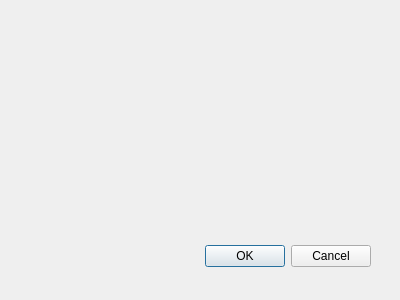
mefest/qChat_client, file win_connect.ui: the form before one commit.
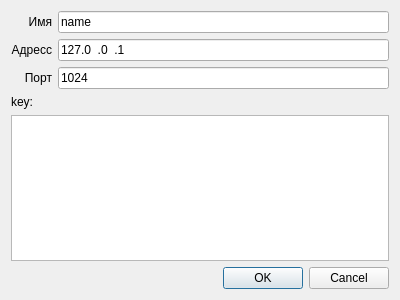
The form after the commit.

```diff
--- a/win_connect.ui
+++ b/win_connect.ui
@@ -15,22 +15,100 @@
   <property name="windowTitle">
    <string>Dialog</string>
   </property>
-  <widget name="buttonBox" class="QDialogButtonBox">
-   <property name="geometry">
-    <rect>
-     <x>30</x>
-     <y>240</y>
-     <width>341</width>
-     <height>32</height>
-    </rect>
-   </property>
-   <property name="orientation">
-    <enum>Qt::Horizontal</enum>
-   </property>
-   <property name="standardButtons">
-    <set>QDialogButtonBox::Cancel|QDialogButtonBox::Ok</set>
-   </property>
-  </widget>
+  <layout class="QVBoxLayout" name="verticalLayout_3">
+   <item>
+    <layout class="QHBoxLayout" name="horizontalLayout">
+     <item>
+      <layout class="QVBoxLayout" name="verticalLayout_2">
+       <item>
+        <widget class="QLabel" name="label">
+         <property name="text">
+          <string>Имя</string>
+         </property>
+         <property name="alignment">
+          <set>Qt::AlignRight|Qt::AlignTrailing|Qt::AlignVCenter</set>
+         </property>
+        </widget>
+       </item>
+       <item>
+        <widget class="QLabel" name="label_2">
+         <property name="text">
+          <string>Адресс</string>
+         </property>
+         <property name="alignment">
+          <set>Qt::AlignRight|Qt::AlignTrailing|Qt::AlignVCenter</set>
+         </property>
+        </widget>
+       </item>
+       <item>
+        <widget class="QLabel" name="label_3">
+         <property name="text">
+          <string>Порт</string>
+         </property>
+         <property name="alignment">
+          <set>Qt::AlignRight|Qt::AlignTrailing|Qt::AlignVCenter</set>
+         </property>
+        </widget>
+       </item>
+      </layout>
+     </item>
+     <item>
+      <layout class="QVBoxLayout" name="verticalLayout">
+       <item>
+        <widget class="QLineEdit" name="ln_name">
+         <property name="inputMask">
+          <string>Annnnnnnnn</string>
+         </property>
+         <property name="text">
+          <string>name</string>
+         </property>
+        </widget>
+       </item>
+       <item>
+        <widget class="QLineEdit" name="ln_addr">
+         <property name="inputMask">
+          <string>000.000.000.000</string>
+         </property>
+         <property name="text">
+          <string>127.0.0.1</string>
+         </property>
+        </widget>
+       </item>
+       <item>
+        <widget class="QLineEdit" name="ln_port">
+         <property name="inputMask">
+          <string>9000</string>
+         </property>
+         <property name="text">
+          <string>1024</string>
+         </property>
+        </widget>
+       </item>
+      </layout>
+     </item>
+    </layout>
+   </item>
+   <item>
+    <widget class="QLabel" name="label_4">
+     <property name="text">
+      <string>key:</string>
+     </property>
+    </widget>
+   </item>
+   <item>
+    <widget class="QTextEdit" name="te_key"/>
+   </item>
+   <item>
+    <widget class="QDialogButtonBox" name="buttonBox">
+     <property name="orientation">
+      <enum>Qt::Horizontal</enum>
+     </property>
+     <property name="standardButtons">
+      <set>QDialogButtonBox::Cancel|QDialogButtonBox::Ok</set>
+     </property>
+    </widget>
+   </item>
+  </layout>
  </widget>
  <pixmapfunction/>
  <resources/>
```
Left out of the diff: 15 changed lines with no effect on the pictures.
